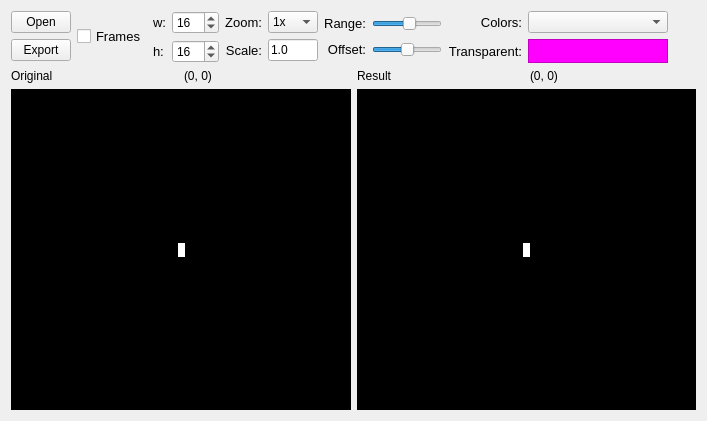
lamestation/lsimage, file src/imageconverterdialog.ui: the form before one commit.
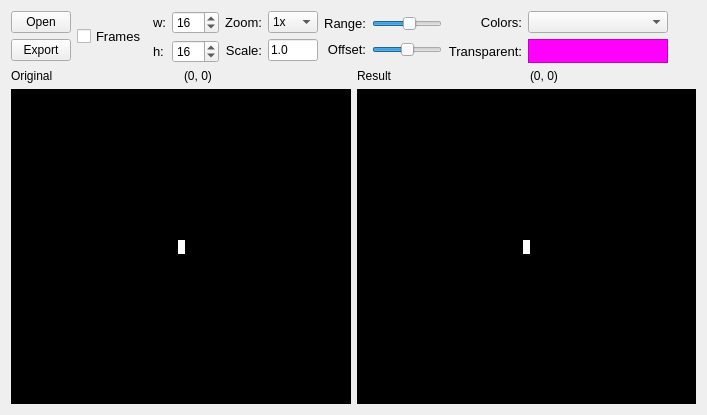
The form after the commit. Custom widgets are drawn as their Qt base class.

Diff of the .ui file:
```diff
--- a/src/imageconverterdialog.ui
+++ b/src/imageconverterdialog.ui
@@ -7,7 +7,7 @@
     <x>0</x>
     <y>0</y>
     <width>707</width>
-    <height>421</height>
+    <height>415</height>
    </rect>
   </property>
   <property name="windowTitle">
@@ -1012,7 +1012,7 @@
             <x>0</x>
             <y>0</y>
             <width>337</width>
-            <height>297</height>
+            <height>291</height>
            </rect>
           </property>
           <layout class="QVBoxLayout" name="verticalLayout_3">
@@ -1607,7 +1607,7 @@
             <x>0</x>
             <y>0</y>
             <width>336</width>
-            <height>297</height>
+            <height>291</height>
            </rect>
           </property>
           <layout class="QVBoxLayout" name="verticalLayout_2">
```
Left out of the diff: 37 changed lines with no effect on the pictures.
